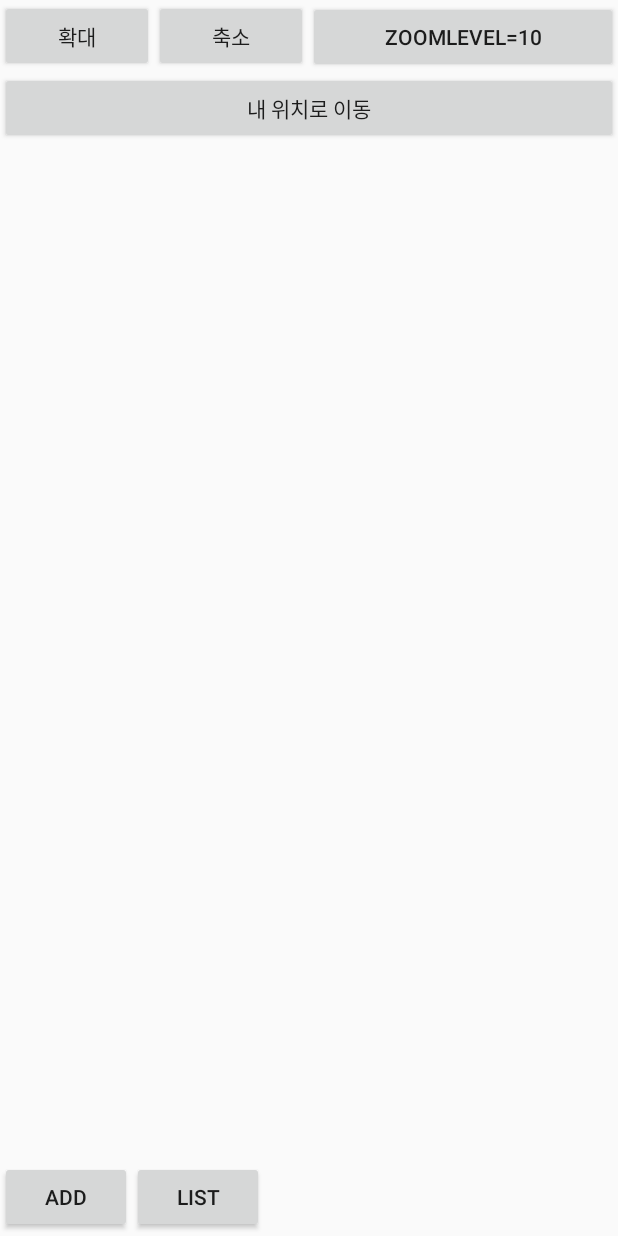
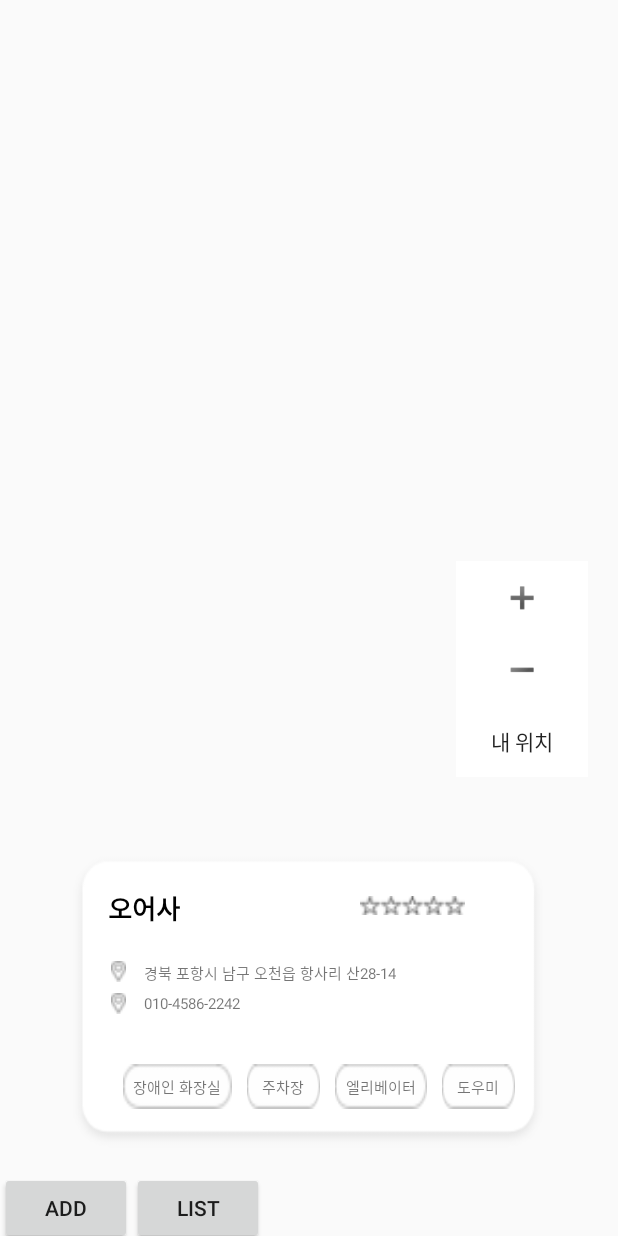
Before and after one commit to KilJaeeun/wheelwhere, an Android app: the layout activity_map_example.xml on its own in the app's theme, with its tools: preview values and no code run, on a phone screen of 412 x 824 dp. Run offline under Robolectric (Android 15) with nearby library versions, the phone set to English and light mode, and no system bars.

```diff
--- a/app/src/main/java/com/example/kotlin_tmap/PlaceList.kt
+++ b/app/src/main/java/com/example/kotlin_tmap/PlaceList.kt
@@ -193,6 +193,7 @@ class PersonAdapter(
 
 
             itemView.setOnClickListener {
+                Log.d("detail","click")
                 val intent = Intent(activity, PlaceDetail::class.java)
                 intent.putExtra("post", personList.get(adapterPosition).id.toString())
                 intent.putExtra("name", personList.get(adapterPosition).name)
--- a/app/src/main/java/com/example/kotlin_tmap/map/MapExample.kt
+++ b/app/src/main/java/com/example/kotlin_tmap/map/MapExample.kt
@@ -53,7 +53,7 @@ class MapExample : AppCompatActivity(), TMapGpsManager.onLocationChangedCallback
         )
         val tMapPoint = TMapPoint(37.579600, 126.976998)
 
-        btnMove.setOnClickListener {
+    /*    btnMove.setOnClickListener {
             markerItem.icon = bitmapIcon
             markerItem.setPosition(0.5f, 1.0f)
             markerItem.tMapPoint = tMapPoint
@@ -61,7 +61,7 @@ class MapExample : AppCompatActivity(), TMapGpsManager.onLocationChangedCallback
             tmapview.addMarkerItem("markerItem", markerItem)
             tmapview.setCenterPoint(126.976998, 37.579600, true)
         }
-
+*/
         buttonZoomIn.setOnClickListener {
             tmapview.MapZoomIn()
         }
@@ -70,9 +70,7 @@ class MapExample : AppCompatActivity(), TMapGpsManager.onLocationChangedCallback
             tmapview.MapZoomOut()
         }
 
-        buttonZoomLevel10.setOnClickListener {
-            tmapview.zoomLevel = 10
-        }
+
 
         btnMyLocation.setOnClickListener {
             val tmapgps = TMapGpsManager(this)
@@ -95,11 +93,13 @@ class MapExample : AppCompatActivity(), TMapGpsManager.onLocationChangedCallback
         add_button.setOnClickListener {
             val intent = Intent(this, AddPlace::class.java)
             startActivity(intent)
+            finish()
         }
 
         list_button.setOnClickListener {
             val intent = Intent(this, PlaceList::class.java)
             startActivity(intent)
+            finish()
         }
 
     }
--- a/app/src/main/res/layout/activity_map_example.xml
+++ b/app/src/main/res/layout/activity_map_example.xml
@@ -8,49 +8,184 @@
 
 
 
-    <LinearLayout
-        android:layout_width="match_parent"
-        android:layout_height="wrap_content"
-        android:orientation="horizontal">
 
-        <Button
-            android:id="@+id/buttonZoomIn"
-            android:layout_width="0dp"
-            android:layout_height="wrap_content"
-            android:layout_weight="1"
-            android:text="확대"></Button>
-
-        <Button
-            android:id="@+id/buttonZoomOut"
-            android:layout_width="0dp"
-            android:layout_height="wrap_content"
-            android:layout_weight="1"
-            android:text="축소"></Button>
-
-        <Button
-            android:id="@+id/buttonZoomLevel10"
-            android:layout_width="0dp"
-            android:layout_height="wrap_content"
-            android:layout_weight="2"
-            android:text="ZoomLevel=10"></Button>
-    </LinearLayout>
-
-    <Button
-        android:id="@+id/btnMyLocation"
-        android:layout_width="match_parent"
-        android:layout_height="wrap_content"
-        android:text="내 위치로 이동" />
 
     <LinearLayout
         android:id="@+id/mapLinear"
         android:layout_width="match_parent"
         android:layout_height="match_parent"
-        android:orientation="horizontal"/>
+        android:orientation="horizontal" />
+    <LinearLayout
+        android:layout_gravity="right"
+        android:layout_marginTop="-450dp"
+        android:layout_marginRight="20dp"
+        android:layout_width="wrap_content"
+        android:layout_height="wrap_content"
+        android:orientation="vertical">
+
+        <Button
+            android:id="@+id/buttonZoomIn"
+
+            android:layout_width="wrap_content"
+            android:background="@color/white"
+            android:layout_height="wrap_content"
+            android:text="➕"></Button>
+
+        <Button
+            android:background="@color/white"
+            android:id="@+id/buttonZoomOut"
+            android:layout_width="wrap_content"
+            android:layout_height="wrap_content"
+            android:text="➖"></Button>
+
+        <Button
+            android:background="@color/white"
+            android:id="@+id/btnMyLocation"
+            android:layout_width="wrap_content"
+
+            android:layout_height="wrap_content"
+            android:text="내 위치" />
+
+    </LinearLayout>
+    <LinearLayout
+        android:layout_width="320dp"
+        android:layout_height="200dp"
+        android:layout_gravity="center_horizontal"
+        android:layout_marginTop="50dp"
+        android:background="@drawable/card_background"
+        android:orientation="vertical"
+        android:paddingLeft="26dp">
+
+        <LinearLayout
+            android:layout_width="match_parent"
+            android:layout_height="wrap_content"
+            android:orientation="horizontal"
+            android:paddingTop="24dp"
+          >
+
+            <TextView
+
+                android:id="@+id/item_name"
+                android:layout_width="wrap_content"
+                android:layout_height="wrap_content"
+                android:lineHeight="22sp"
+                android:lineSpacingExtra="-0.42sp"
+                android:text="오어사"
+                android:textColor="@color/black"
+                android:textSize="17dp"
+                android:textStyle="bold" />
+
+            <ImageView
+                android:layout_width="70dp"
+                android:layout_height="23dp"
+                android:layout_marginLeft="120dp"
+                android:src="@drawable/star0" />
+
+        </LinearLayout>
+
+        <LinearLayout
+            android:layout_width="wrap_content"
+            android:layout_height="wrap_content"
+            android:paddingTop="22dp"
+            android:paddingBottom="6sp">
+
+            <ImageView
+                android:layout_width="14dp"
+                android:layout_height="14dp"
+                android:src="@drawable/location_image" />
+
+            <TextView
+                android:id="@+id/item_location"
+                android:layout_width="match_parent"
+                android:layout_height="wrap_content"
+                android:gravity="center_vertical"
+                android:lineHeight="14sp"
+                android:lineSpacingExtra="-0.25sp"
+                android:paddingLeft="10dp"
+                android:text="경북 포항시 남구 오천읍 항사리 산28-14"
+                android:textSize="10dp" />
+
+        </LinearLayout>
+
+        <LinearLayout
+            android:layout_width="wrap_content"
+            android:layout_height="wrap_content"
+            android:gravity="center_vertical"
+            android:paddingBottom="23sp">
+
+            <ImageView
+                android:layout_width="14dp"
+                android:layout_height="14dp"
+                android:src="@drawable/location_image" />
+
+            <TextView
+                android:layout_width="match_parent"
+                android:layout_height="wrap_content"
+                android:gravity="center_vertical"
+                android:lineHeight="14sp"
+                android:lineSpacingExtra="-0.25sp"
+                android:paddingLeft="10dp"
+                android:text="010-4586-2242"
+                android:textSize="10dp" />
+
+        </LinearLayout>
+
+        <LinearLayout
+            android:layout_width="match_parent"
+            android:layout_height="wrap_content"
+            android:orientation="horizontal"
+            android:padding="10dp"
+            android:weightSum="10">
+
+            <TextView
+                android:layout_width="0dp"
+                android:layout_height="30dp"
+                android:layout_marginRight="10dp"
+                android:layout_weight="3"
+                android:background="@drawable/item_rectangle"
+                android:gravity="center"
+                android:text="장애인 화장실"
+                android:textSize="10dp" />
+
+            <TextView
+                android:layout_width="0dp"
+                android:layout_height="30dp"
+                android:layout_marginRight="10dp"
+                android:layout_weight="2"
+                android:background="@drawable/item_rectangle"
+                android:gravity="center"
+                android:text="주차장"
+                android:textSize="10dp" />
+
+            <TextView
+                android:layout_width="0dp"
+                android:layout_height="30dp"
+                android:layout_marginRight="10dp"
+                android:layout_weight="2.5"
+                android:background="@drawable/item_rectangle"
+                android:gravity="center"
+                android:text="엘리베이터"
+                android:textSize="10dp" />
+
+            <TextView
+                android:layout_width="0dp"
+                android:layout_height="30dp"
+                android:layout_weight="2"
+                android:background="@drawable/item_rectangle"
+                android:gravity="center"
+                android:text="도우미"
+                android:textSize="10dp" />
+
+        </LinearLayout>
+
+
+    </LinearLayout>
+
 
     <LinearLayout
         android:layout_width="wrap_content"
-        android:layout_height="wrap_content"
-        android:layout_marginTop="-50dp">
+        android:layout_height="61dp"
+        android:layout_marginTop="0dp">
 
 
         <Button
--- a/app/src/main/res/layout/place_item.xml
+++ b/app/src/main/res/layout/place_item.xml
@@ -1,7 +1,9 @@
 <?xml version="1.0" encoding="utf-8"?>
 <LinearLayout xmlns:android="http://schemas.android.com/apk/res/android"
-    android:layout_width="match_parent"
-    android:layout_height="match_parent"
+    android:layout_width="320dp"
+    android:layout_gravity="center_horizontal"
+    android:layout_height="wrap_content"
+    android:background="@drawable/button_border"
     android:orientation="vertical">
 
     <LinearLayout
--- a/app/src/main/res/values/strings.xml
+++ b/app/src/main/res/values/strings.xml
@@ -1,5 +1,5 @@
 <resources>
-    <string name="app_name">T-map</string>
+    <string name="app_name">WheelWhere</string>
     <string name="title_activity_main">MainActivity</string>
     <string name="title_home">Home</string>
     <string name="title_dashboard">Dashboard</string>
```
Also changed, not shown: app/src/main/res/drawable/card_background.png (added).
